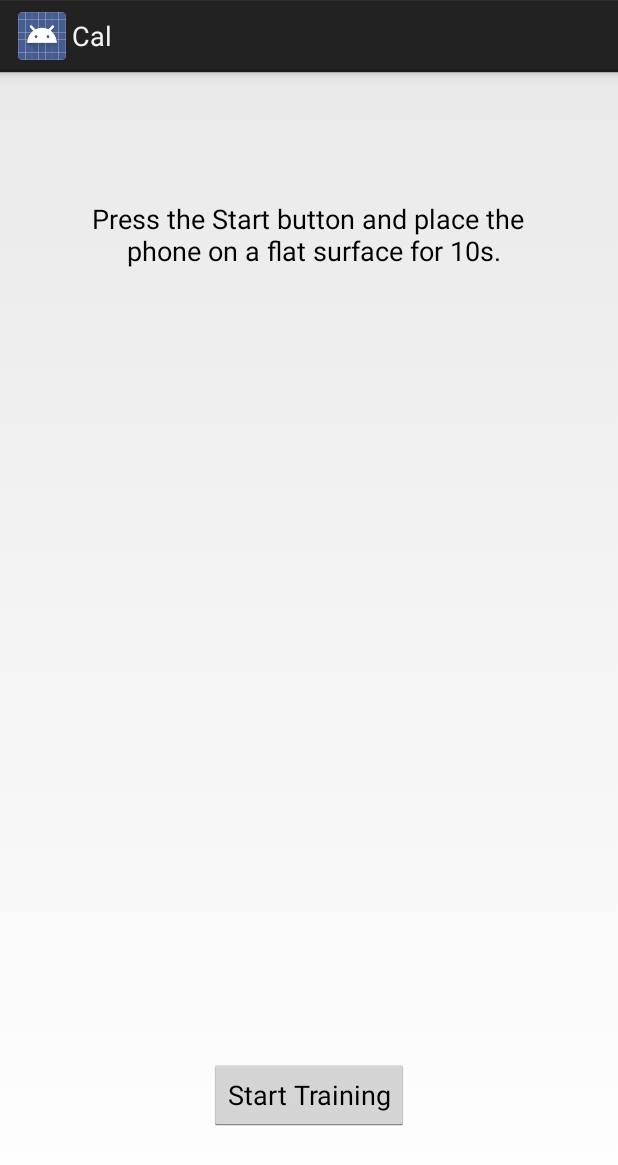
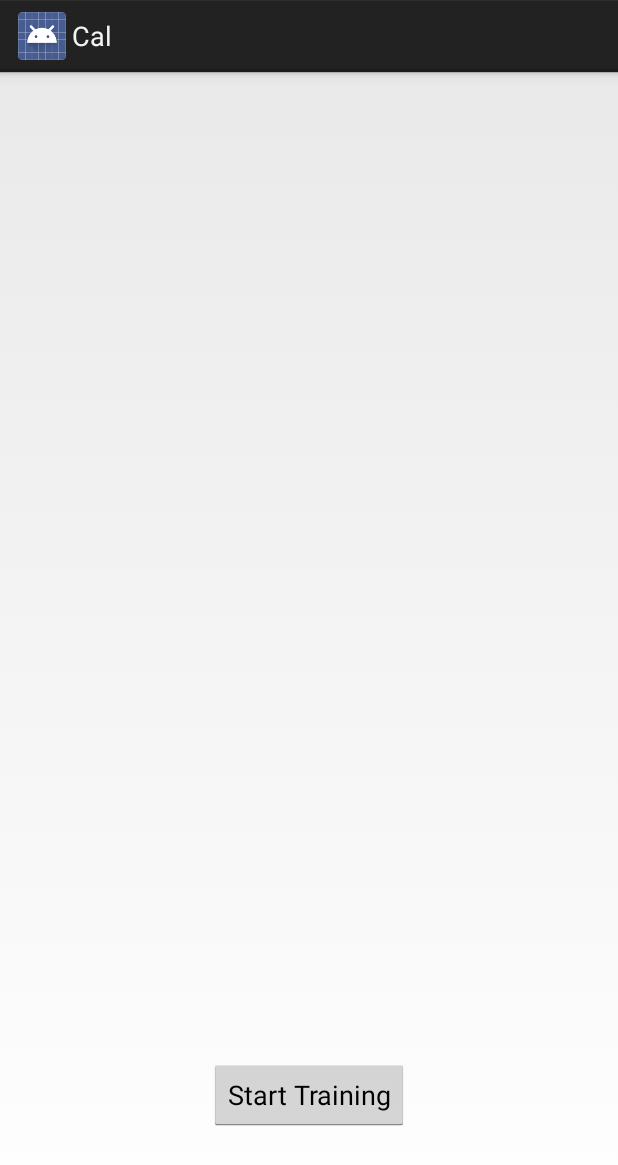
Before and after one commit to mbartling/Cal, an Android app: the layout activity_training.xml on its own in the app's theme, with its tools: preview values and no code run, on a phone screen of 412 x 824 dp. Shown: the top 1165 px of the screen. Run offline under Robolectric (Android 15) with nearby library versions, the light colour scheme and no system bars.

Commit message:
Added the rest of the states for Training

```diff
--- a/app/src/main/res/layout/activity_training.xml
+++ b/app/src/main/res/layout/activity_training.xml
@@ -16,11 +16,21 @@
         android:layout_width="wrap_content"
         android:layout_height="wrap_content"
         android:textAppearance="?android:attr/textAppearanceMedium"
-        android:text="Press the Start button and place the\n     phone on a flat surface for 10s."
+        android:text=""
         android:id="@+id/timeCounter"
         android:layout_alignParentTop="true"
         android:layout_centerHorizontal="true"
         android:layout_marginTop="85dp" />
+
+    <TextView
+        android:layout_width="wrap_content"
+        android:layout_height="wrap_content"
+        android:textAppearance="?android:attr/textAppearanceMedium"
+        android:text=""
+        android:id="@+id/secondText"
+        android:layout_alignParentTop="true"
+        android:layout_centerHorizontal="true"
+        android:layout_marginTop="150dp" />
 
     <ImageView
         android:layout_width="wrap_content"
```
Also changed, not shown: app/src/main/java/com/example/michael/cal/TrainingActivity.java (+57 -7 lines).
